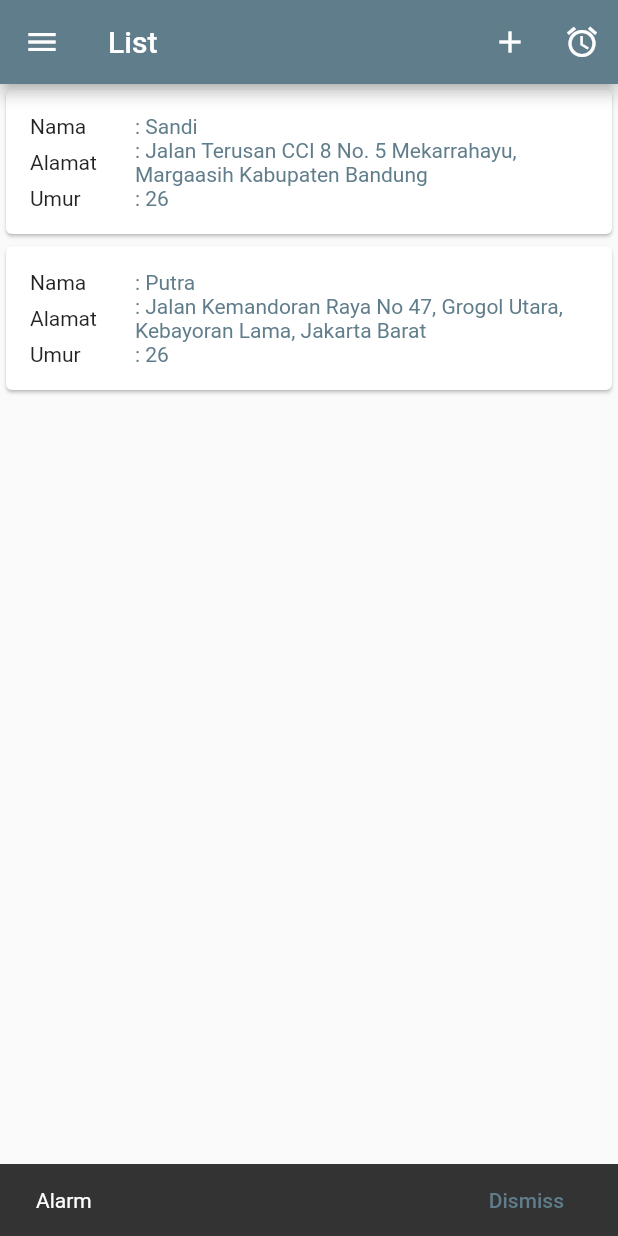
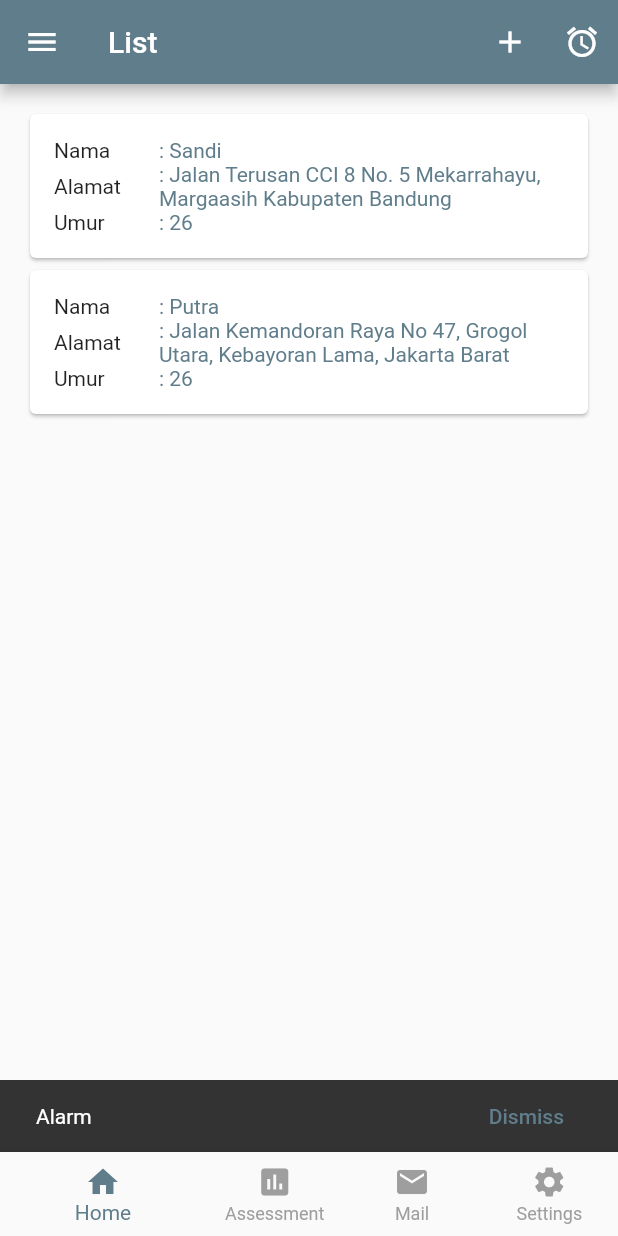
Before and after one commit to sandisundawa/BelajarFlutter, a Flutter app: the ListScreen screen opened directly, after a tap on the "access alarms" icon, on a phone screen of 412 x 824 dp. Run offline on Flutter 3.47's test engine with Material 2 defaults, Android fonts, the phone set to English and light mode, and no system bars.

```diff
--- a/lib/list_screen.dart
+++ b/lib/list_screen.dart
@@ -2,11 +2,27 @@ import 'package:flutter/material.dart';
 import 'package:flutter_demo/detail_screen.dart';
 import 'package:flutter_demo/identity.dart';
 
-class ListScreen extends StatelessWidget {
-  const ListScreen({super.key});
+class ListScreen extends StatefulWidget {
+  const ListScreen({Key? key}) : super(key: key);
+
+  @override
+  State<ListScreen> createState() => _ListScreenState();
+}
+
+class _ListScreenState extends State<ListScreen> {
+
+  int _selectedNavbar = 0;
+
+  void _changeSelectedNavBar(int index) {
+    setState(() {
+      _selectedNavbar = index;
+    });
+  }
+
 
   @override
   Widget build(BuildContext context) {
+
     List<Identity> dataIden = [];
     dataIden.add(Identity(
         nama: "Sandi",
@@ -24,7 +40,7 @@ class ListScreen extends StatelessWidget {
     return Scaffold(
         appBar: AppBar(
           title: const Text('List'),
-          leading: Icon(Icons.menu),
+          leading: const Icon(Icons.menu),
           actions: <Widget>[
             IconButton(
                 onPressed: () {
@@ -35,13 +51,36 @@ class ListScreen extends StatelessWidget {
                 onPressed: () {
                   _showToast(context, "Alarm");
                 },
-                icon: Icon(
+                icon: const Icon(
                   Icons.access_alarms,
                   color: Colors.white,
                 ))
           ],
         ),
-        body: SizedBox(
+        bottomNavigationBar: BottomNavigationBar(
+          items: const <BottomNavigationBarItem>[
+            BottomNavigationBarItem(
+                icon: Icon(Icons.home), label: "Home", tooltip: "Home"),
+            BottomNavigationBarItem(
+                icon: Icon(Icons.assessment),
+                label: "Assessment",
+                tooltip: "Assessment"),
+            BottomNavigationBarItem(
+                icon: Icon(Icons.mail), label: "Mail", tooltip: "Mail"),
+            BottomNavigationBarItem(
+                icon: Icon(Icons.settings),
+                label: "Settings",
+                tooltip: "Settings"),
+          ],
+          currentIndex: _selectedNavbar,
+          selectedItemColor: Colors.blueGrey,
+          unselectedItemColor: Colors.grey,
+          showUnselectedLabels: true,
+          onTap: _changeSelectedNavBar,
+        ),
+        body: Padding(
+          padding: EdgeInsets.all(16),
+          child: SizedBox(
             height: double.infinity,
             child: ListView.builder(
               itemBuilder: (context, index) {
@@ -121,6 +160,7 @@ class ListScreen extends StatelessWidget {
               },
               itemCount: dataIden.length,
             ),
+          ),
         ));
   }
 
```
Lines whose indentation alone changed are shown as unchanged.
